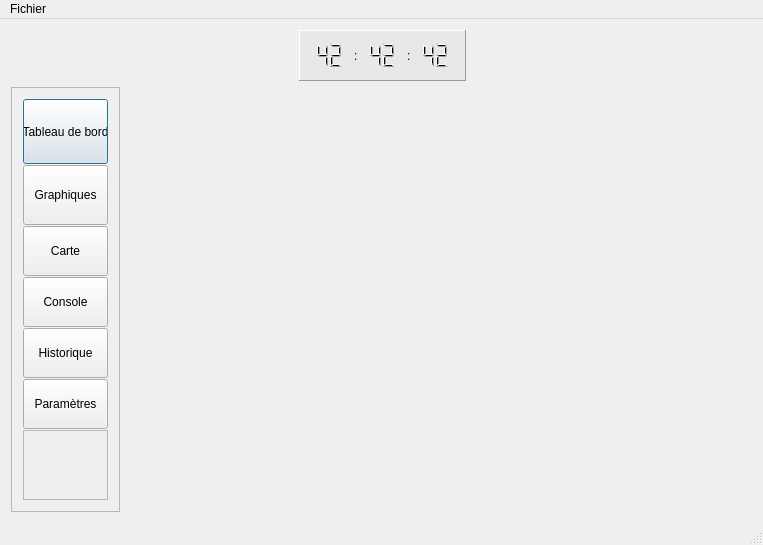
Qt form FenPrincipale.ui (mjc-ermont/Cookie-Logger) before a commit.
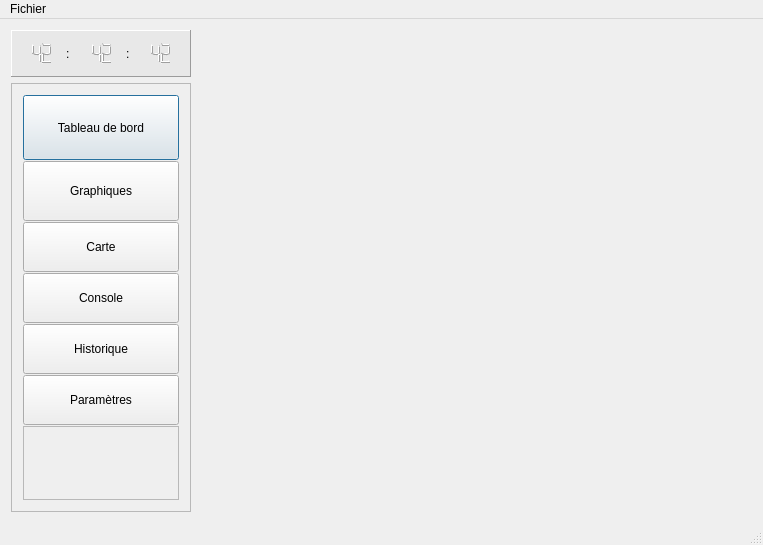
The same form after that commit. The open tabs and pages were chosen to show the change.

```diff
--- a/FenPrincipale.ui
+++ b/FenPrincipale.ui
@@ -19,7 +19,7 @@
   <widget class="QWidget" name="widgetCentral">
    <layout class="QVBoxLayout" name="verticalLayout_5">
     <item>
-     <layout class="QGridLayout" name="gridLayout_2" rowstretch="1,8" columnstretch="1,19,0,0,0,0,0,32" columnminimumwidth="0,0,0,0,0,0,0,0">
+     <layout class="QGridLayout" name="gridLayout_2" rowstretch="1,0" columnstretch="1,0,0">
       <item row="1" column="0">
        <widget class="QFrame" name="frame">
         <property name="sizePolicy">
@@ -162,7 +162,7 @@
         </layout>
        </widget>
       </item>
-      <item row="1" column="1" colspan="7">
+      <item row="1" column="1" colspan="2">
        <widget class="QStackedWidget" name="stack">
         <property name="currentIndex">
          <number>4</number>
@@ -283,20 +283,7 @@
         </widget>
        </widget>
       </item>
-      <item row="0" column="0" colspan="6">
-       <spacer name="horizontalSpacer">
-        <property name="orientation">
-         <enum>Qt::Horizontal</enum>
-        </property>
-        <property name="sizeHint" stdset="0">
-         <size>
-          <width>40</width>
-          <height>20</height>
-         </size>
-        </property>
-       </spacer>
-      </item>
-      <item row="0" column="6">
+      <item row="0" column="0">
        <widget class="QFrame" name="frame_2">
         <property name="autoFillBackground">
          <bool>false</bool>
@@ -392,19 +379,6 @@
         </layout>
        </widget>
       </item>
-      <item row="0" column="7">
-       <spacer name="horizontalSpacer_2">
-        <property name="orientation">
-         <enum>Qt::Horizontal</enum>
-        </property>
-        <property name="sizeHint" stdset="0">
-         <size>
-          <width>40</width>
-          <height>20</height>
-         </size>
-        </property>
-       </spacer>
-      </item>
      </layout>
     </item>
    </layout>
```
Left out of the diff: 2 changed lines with no effect on the pictures.
